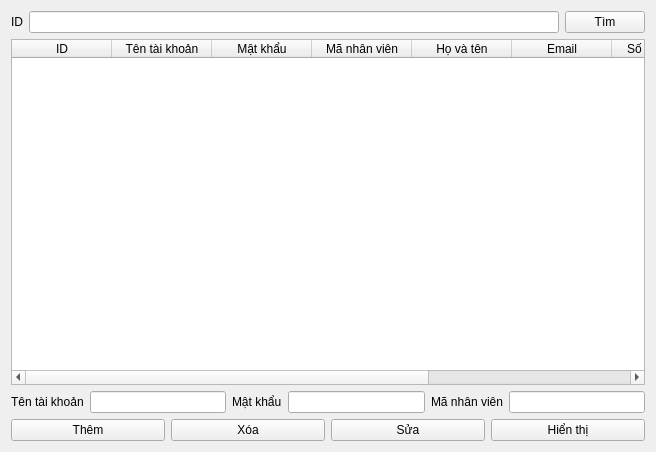
Qt form view/tai_khoan/tai_khoan_foradmin.ui (loimaxto/DoAnPython) before a commit.
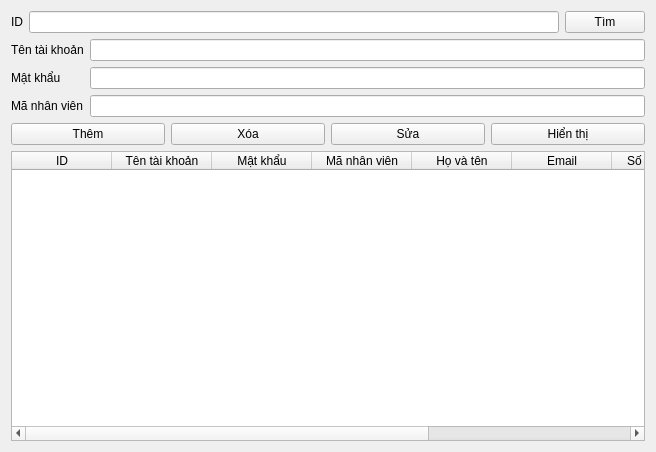
The same form after that commit.

Patch:
```diff
--- a/view/tai_khoan/tai_khoan_foradmin.ui
+++ b/view/tai_khoan/tai_khoan_foradmin.ui
@@ -13,113 +13,70 @@
   <property name="windowTitle">
    <string>Form</string>
   </property>
-  <layout class="QGridLayout" name="gridLayout_2">
-   <item row="0" column="0">
+  <layout class="QHBoxLayout" name="horizontalLayout_3">
+   <item>
+    <layout class="QVBoxLayout" name="verticalLayout">
+     <item>
+      <layout class="QHBoxLayout" name="horizontalLayout">
+       <item>
     <widget class="QLabel" name="label">
      <property name="text">
       <string>ID</string>
      </property>
     </widget>
    </item>
-   <item row="0" column="1">
+       <item>
     <widget class="QLineEdit" name="inp_sea"/>
    </item>
-   <item row="0" column="2">
+       <item>
     <widget class="QPushButton" name="sea_btn">
      <property name="text">
       <string>Tìm</string>
      </property>
     </widget>
    </item>
-   <item row="1" column="0" colspan="3">
-    <widget class="QTableWidget" name="dis_pla">
-     <column>
-      <property name="text">
-       <string>ID</string>
-      </property>
-     </column>
-     <column>
-      <property name="text">
-       <string>Tên tài khoản</string>
-      </property>
-     </column>
-     <column>
-      <property name="text">
-       <string>Mật khẩu</string>
-      </property>
-     </column>
-     <column>
-      <property name="text">
-       <string>Mã nhân viên</string>
-      </property>
-     </column>
-     <column>
-      <property name="text">
-       <string>Họ và tên</string>
-      </property>
-     </column>
-     <column>
-      <property name="text">
-       <string>Email</string>
-      </property>
-     </column>
-     <column>
-      <property name="text">
-       <string>Số điện thoại</string>
-      </property>
-     </column>
-     <column>
-      <property name="text">
-       <string>Địa chỉ</string>
-      </property>
-     </column>
-     <column>
-      <property name="text">
-       <string>Chức vụ</string>
-      </property>
-     </column>
-    </widget>
-   </item>
-   <item row="2" column="0" colspan="3">
-    <layout class="QGridLayout" name="gridLayout">
-     <item row="0" column="0">
-      <widget class="QLabel" name="label_2">
-       <property name="text">
-        <string>Tên tài khoản</string>
-       </property>
-      </widget>
-     </item>
+      </layout>
+     </item>
+     <item>
+      <layout class="QFormLayout" name="formLayout">
      <item row="0" column="1">
       <widget class="QLineEdit" name="inp_username"/>
      </item>
-     <item row="0" column="2">
+       <item row="1" column="0">
       <widget class="QLabel" name="label_3">
        <property name="text">
         <string>Mật khẩu</string>
        </property>
       </widget>
      </item>
-     <item row="0" column="3">
+       <item row="1" column="1">
       <widget class="QLineEdit" name="inp_password"/>
      </item>
-     <item row="0" column="4">
+       <item row="2" column="0">
       <widget class="QLabel" name="label_4">
        <property name="text">
         <string>Mã nhân viên</string>
        </property>
       </widget>
      </item>
-     <item row="0" column="5">
+       <item row="2" column="1">
       <widget class="QLineEdit" name="inp_id_nv">
        <property name="text">
         <string/>
        </property>
       </widget>
      </item>
-    </layout>
-   </item>
-   <item row="3" column="0" colspan="3">
-    <layout class="QHBoxLayout" name="horizontalLayout">
+       <item row="0" column="0">
+        <widget class="QLabel" name="label_2">
+         <property name="text">
+          <string>Tên tài khoản</string>
+         </property>
+        </widget>
+       </item>
+      </layout>
+     </item>
+     <item>
+      <layout class="QHBoxLayout" name="horizontalLayout_2">
      <item>
       <widget class="QPushButton" name="them_btn">
        <property name="text">
@@ -146,6 +103,57 @@
        <property name="text">
         <string>Hiển thị</string>
        </property>
+        </widget>
+       </item>
+      </layout>
+     </item>
+     <item>
+      <widget class="QTableWidget" name="dis_pla">
+       <column>
+        <property name="text">
+         <string>ID</string>
+        </property>
+       </column>
+       <column>
+        <property name="text">
+         <string>Tên tài khoản</string>
+        </property>
+       </column>
+       <column>
+        <property name="text">
+         <string>Mật khẩu</string>
+        </property>
+       </column>
+       <column>
+        <property name="text">
+         <string>Mã nhân viên</string>
+        </property>
+       </column>
+       <column>
+        <property name="text">
+         <string>Họ và tên</string>
+        </property>
+       </column>
+       <column>
+        <property name="text">
+         <string>Email</string>
+        </property>
+       </column>
+       <column>
+        <property name="text">
+         <string>Số điện thoại</string>
+        </property>
+       </column>
+       <column>
+        <property name="text">
+         <string>Địa chỉ</string>
+        </property>
+       </column>
+       <column>
+        <property name="text">
+         <string>Chức vụ</string>
+        </property>
+       </column>
       </widget>
      </item>
     </layout>
```
Lines whose indentation alone changed are shown as unchanged.
